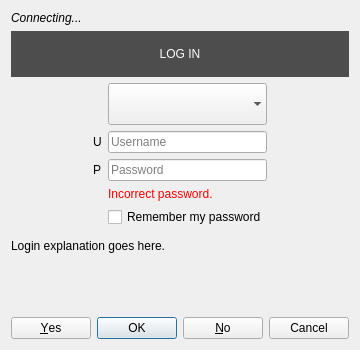
Above: src/desktop/ui/logindialog.ui from drawpile/Drawpile before the change. Below: the same form after it.
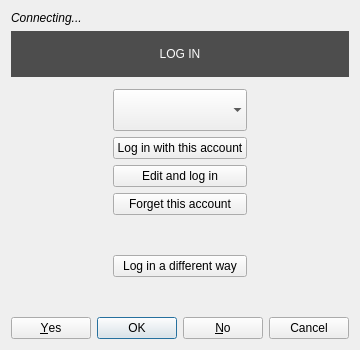
That is the form after the change. The open tabs and pages were chosen to show the change. Icons and pictures are not drawn. Custom widgets are drawn as their Qt base class.

Commit message: Allow remembering accounts in the new login flow

```diff
--- a/src/desktop/ui/logindialog.ui
+++ b/src/desktop/ui/logindialog.ui
@@ -653,6 +653,167 @@
        </item>
       </layout>
      </widget>
+     <widget class="QWidget" name="recentPage">
+      <layout class="QGridLayout" name="recentGridLayout">
+       <property name="leftMargin">
+        <number>0</number>
+       </property>
+       <property name="topMargin">
+        <number>0</number>
+       </property>
+       <property name="rightMargin">
+        <number>0</number>
+       </property>
+       <property name="bottomMargin">
+        <number>0</number>
+       </property>
+       <item row="11" column="0" colspan="3">
+        <spacer name="recentBottomSpacer">
+         <property name="orientation">
+          <enum>Qt::Vertical</enum>
+         </property>
+         <property name="sizeHint" stdset="0">
+          <size>
+           <width>0</width>
+           <height>0</height>
+          </size>
+         </property>
+        </spacer>
+       </item>
+       <item row="0" column="0" colspan="3">
+        <widget class="QLabel" name="recentPromptLabel">
+         <property name="styleSheet">
+          <string notr="true">background: #4d4d4d;
+color: #fcfcfc;
+padding: 16px;</string>
+         </property>
+         <property name="text">
+          <string notr="true">LOG IN</string>
+         </property>
+         <property name="textFormat">
+          <enum>Qt::PlainText</enum>
+         </property>
+         <property name="alignment">
+          <set>Qt::AlignCenter</set>
+         </property>
+        </widget>
+       </item>
+       <item row="2" column="0" rowspan="2">
+        <spacer name="recentLeftSpacer">
+         <property name="orientation">
+          <enum>Qt::Horizontal</enum>
+         </property>
+         <property name="sizeHint" stdset="0">
+          <size>
+           <width>0</width>
+           <height>0</height>
+          </size>
+         </property>
+        </spacer>
+       </item>
+       <item row="6" column="1">
+        <widget class="QPushButton" name="recentEditButton">
+         <property name="toolTip">
+          <string>Continue with this account, but change the avatar, username or password.</string>
+         </property>
+         <property name="text">
+          <string>Edit and log in</string>
+         </property>
+         <property name="icon">
+          <iconset theme="edit-rename">
+           <normaloff>theme:edit-rename.svg</normaloff>theme:edit-rename.svg</iconset>
+         </property>
+        </widget>
+       </item>
+       <item row="10" column="1">
+        <widget class="QPushButton" name="recentBreakButton">
+         <property name="toolTip">
+          <string>Don't use any of these accounts.</string>
+         </property>
+         <property name="text">
+          <string>Log in a different way</string>
+         </property>
+         <property name="icon">
+          <iconset theme="application-menu">
+           <normaloff>theme:application-menu.svg</normaloff>theme:application-menu.svg</iconset>
+         </property>
+        </widget>
+       </item>
+       <item row="8" column="0" colspan="3">
+        <spacer name="recentTopSpacer">
+         <property name="orientation">
+          <enum>Qt::Vertical</enum>
+         </property>
+         <property name="sizeHint" stdset="0">
+          <size>
+           <width>0</width>
+           <height>6</height>
+          </size>
+         </property>
+        </spacer>
+       </item>
+       <item row="3" column="1">
+        <widget class="QComboBox" name="recentAccountCombo">
+         <property name="minimumSize">
+          <size>
+           <width>0</width>
+           <height>42</height>
+          </size>
+         </property>
+         <property name="iconSize">
+          <size>
+           <width>32</width>
+           <height>32</height>
+          </size>
+         </property>
+         <property name="frame">
+          <bool>false</bool>
+         </property>
+        </widget>
+       </item>
+       <item row="4" column="1">
+        <widget class="QPushButton" name="recentLogInButton">
+         <property name="toolTip">
+          <string>Log in with the selected account.</string>
+         </property>
+         <property name="text">
+          <string>Log in with this account</string>
+         </property>
+         <property name="icon">
+          <iconset theme="checkbox">
+           <normaloff>theme:checkbox.svg</normaloff>theme:checkbox.svg</iconset>
+         </property>
+        </widget>
+       </item>
+       <item row="2" column="2" rowspan="2">
+        <spacer name="recentRightSpacer">
+         <property name="orientation">
+          <enum>Qt::Horizontal</enum>
+         </property>
+         <property name="sizeHint" stdset="0">
+          <size>
+           <width>0</width>
+           <height>0</height>
+          </size>
+         </property>
+        </spacer>
+       </item>
+       <item row="7" column="1">
+        <widget class="QPushButton" name="recentForgetButton">
+         <property name="toolTip">
+          <string>Forget this account.</string>
+         </property>
+         <property name="text">
+          <string>Forget this account</string>
+         </property>
+         <property name="icon">
+          <iconset theme="trash-empty">
+           <normaloff>theme:trash-empty.svg</normaloff>theme:trash-empty.svg</iconset>
+         </property>
+        </widget>
+       </item>
+      </layout>
+     </widget>
     </widget>
    </item>
    <item>
```
Left out of the diff: 101 changed lines with no effect on the pictures. The commit also changes 12 other files.
